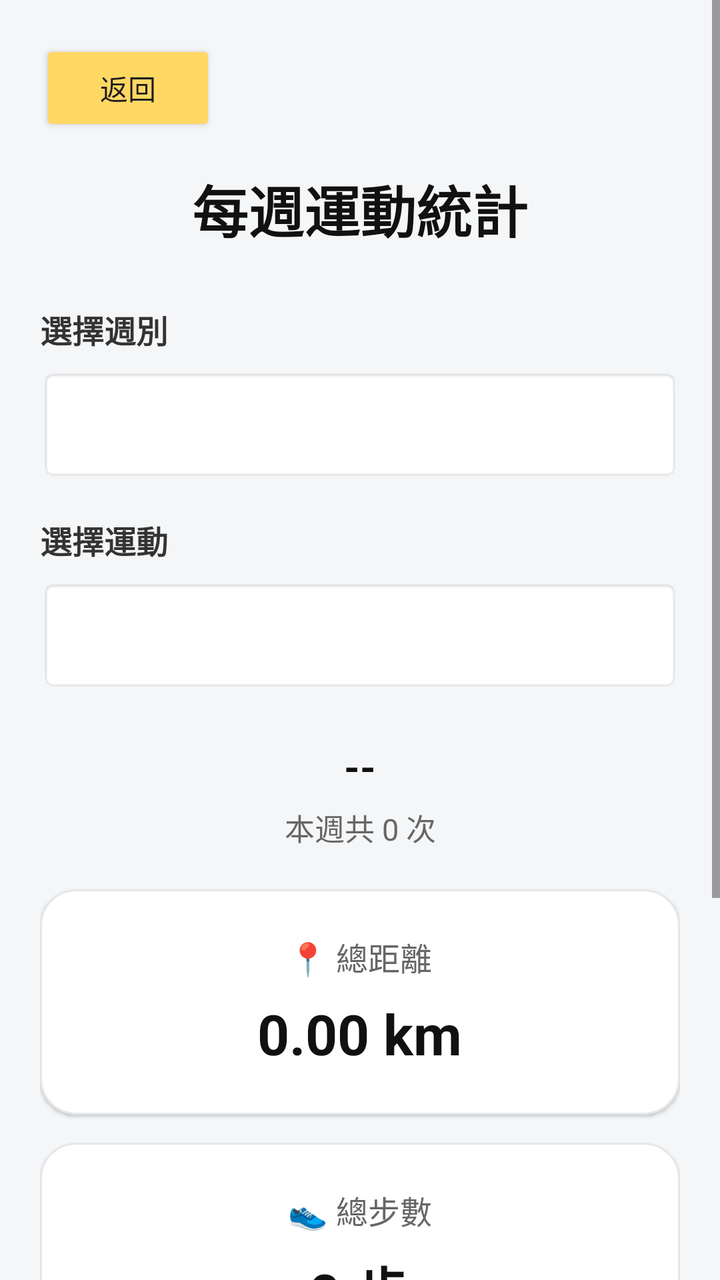
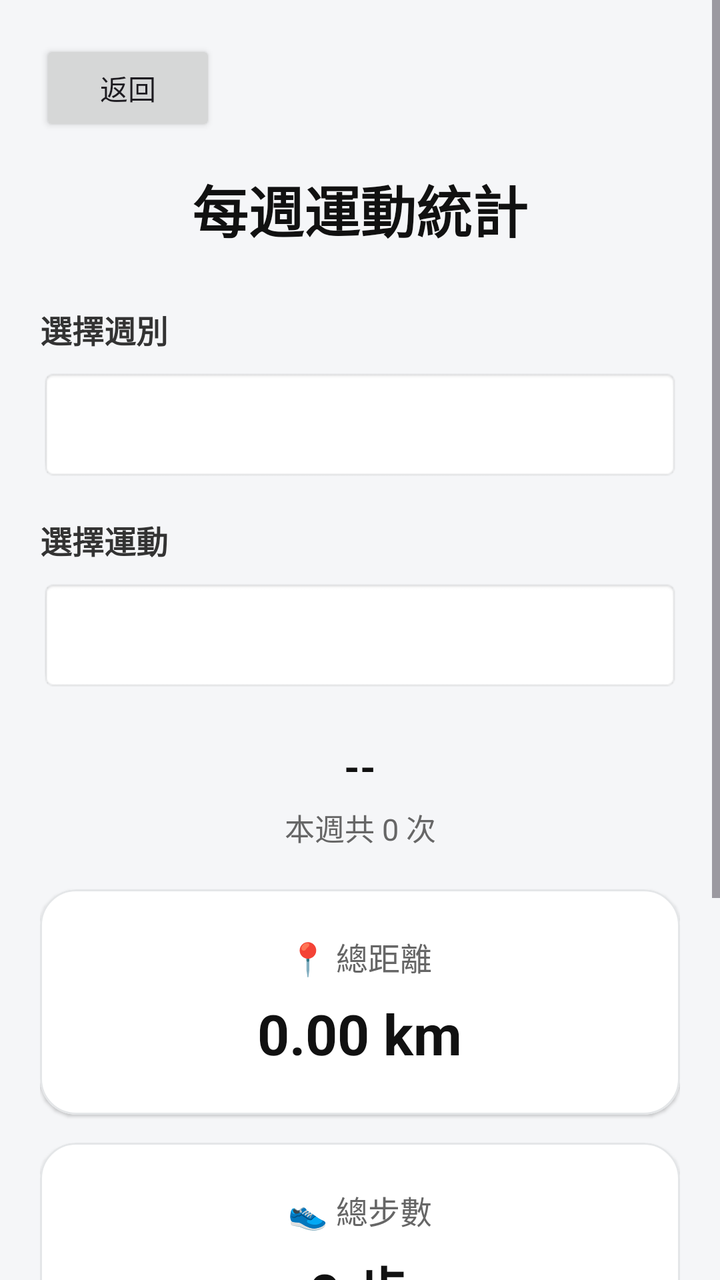

Before-and-after screenshots of an Android layout around one commit, followed by the original layout XML and the change that was made.
<!-- AndroidManifest.xml: application theme Theme.Project -->
<!-- res/layout/fragment_weekly_statistics.xml -->
<?xml version="1.0" encoding="utf-8"?>
<ScrollView
    xmlns:android="http://schemas.android.com/apk/res/android"
    xmlns:app="http://schemas.android.com/apk/res-auto"

    android:layout_width="match_parent"
    android:layout_height="match_parent"

    android:fillViewport="true"

    android:background="#F5F6F8">


    <LinearLayout

        android:layout_width="match_parent"
        android:layout_height="wrap_content"

        android:orientation="vertical"

        android:padding="20dp">


        <Button

            android:id="@+id/btnBackWeekly"

            android:layout_width="wrap_content"
            android:layout_height="wrap_content"

            android:backgroundTint="#FFD863"

            android:text="返回"
            android:textAllCaps="false" />


        <TextView

            android:layout_width="wrap_content"
            android:layout_height="wrap_content"

            android:layout_gravity="center_horizontal"

            android:layout_marginTop="16dp"

            android:text="每週運動統計"

            android:textColor="#111111"

            android:textSize="28sp"

            android:textStyle="bold" />


        
        
        

        <TextView

            android:layout_width="wrap_content"
            android:layout_height="wrap_content"

            android:layout_marginTop="28dp"

            android:text="選擇週別"

            android:textColor="#333333"

            android:textSize="16sp"

            android:textStyle="bold" />


        <Spinner

            android:id="@+id/spinnerWeek"

            android:layout_width="match_parent"
            android:layout_height="56dp"

            android:layout_marginTop="8dp"

            android:background="@android:drawable/editbox_background"

            android:paddingStart="12dp"

            android:paddingEnd="12dp" />


        
        
        

        <TextView

            android:layout_width="wrap_content"
            android:layout_height="wrap_content"

            android:layout_marginTop="18dp"

            android:text="選擇運動"

            android:textColor="#333333"

            android:textSize="16sp"

            android:textStyle="bold" />


        <Spinner

            android:id="@+id/spinnerSport"

            android:layout_width="match_parent"
            android:layout_height="56dp"

            android:layout_marginTop="8dp"

            android:background="@android:drawable/editbox_background"

            android:paddingStart="12dp"

            android:paddingEnd="12dp" />


        <ProgressBar

            android:id="@+id/progressWeekly"

            android:layout_width="40dp"
            android:layout_height="40dp"

            android:layout_gravity="center_horizontal"

            android:layout_marginTop="18dp"

            android:visibility="gone" />


        <TextView

            android:id="@+id/tvSelectedSummary"

            android:layout_width="match_parent"
            android:layout_height="wrap_content"

            android:layout_marginTop="24dp"

            android:gravity="center"

            android:text="--"

            android:textColor="#111111"

            android:textSize="20sp"

            android:textStyle="bold" />


        <TextView

            android:id="@+id/tvActivityCount"

            android:layout_width="match_parent"
            android:layout_height="wrap_content"

            android:layout_marginTop="6dp"

            android:gravity="center"

            android:text="本週共 0 次"

            android:textColor="#666666"

            android:textSize="15sp" />


        
        
        

        <com.google.android.material.card.MaterialCardView

            android:layout_width="match_parent"
            android:layout_height="wrap_content"

            android:layout_marginTop="20dp"

            app:cardBackgroundColor="#FFFFFF"

            app:cardCornerRadius="18dp"

            app:cardElevation="1dp"

            app:strokeColor="#E4E6E8"

            app:strokeWidth="1dp">


            <LinearLayout

                android:layout_width="match_parent"
                android:layout_height="wrap_content"

                android:gravity="center"

                android:orientation="vertical"

                android:padding="22dp">


                <TextView

                    android:layout_width="wrap_content"
                    android:layout_height="wrap_content"

                    android:text="📍 總距離"

                    android:textColor="#666666"

                    android:textSize="16sp" />


                <TextView

                    android:id="@+id/tvTotalDistance"

                    android:layout_width="wrap_content"
                    android:layout_height="wrap_content"

                    android:layout_marginTop="8dp"

                    android:text="0.00 km"

                    android:textColor="#111111"

                    android:textSize="28sp"

                    android:textStyle="bold" />


            </LinearLayout>


        </com.google.android.material.card.MaterialCardView>


        
        
        

        <LinearLayout

            android:id="@+id/layoutSteps"

            android:layout_width="match_parent"
            android:layout_height="wrap_content"

            android:layout_marginTop="14dp"

            android:orientation="vertical">


            <com.google.android.material.card.MaterialCardView

                android:layout_width="match_parent"
                android:layout_height="wrap_content"

                app:cardBackgroundColor="#FFFFFF"

                app:cardCornerRadius="18dp"

                app:cardElevation="1dp"

                app:strokeColor="#E4E6E8"

                app:strokeWidth="1dp">


                <LinearLayout

                    android:layout_width="match_parent"
                    android:layout_height="wrap_content"

                    android:gravity="center"

                    android:orientation="vertical"

                    android:padding="22dp">


                    <TextView

                        android:layout_width="wrap_content"
                        android:layout_height="wrap_content"

                        android:text="👟 總步數"

                        android:textColor="#666666"

                        android:textSize="16sp" />


                    <TextView

                        android:id="@+id/tvTotalSteps"

                        android:layout_width="wrap_content"
                        android:layout_height="wrap_content"

                        android:layout_marginTop="8dp"

                        android:text="0 步"

                        android:textColor="#111111"

                        android:textSize="28sp"

                        android:textStyle="bold" />


                </LinearLayout>


            </com.google.android.material.card.MaterialCardView>


        </LinearLayout>


        
        
        

        <com.google.android.material.card.MaterialCardView

            android:layout_width="match_parent"
            android:layout_height="wrap_content"

            android:layout_marginTop="14dp"

            app:cardBackgroundColor="#FFFFFF"

            app:cardCornerRadius="18dp"

            app:cardElevation="1dp"

            app:strokeColor="#E4E6E8"

            app:strokeWidth="1dp">


            <LinearLayout

                android:layout_width="match_parent"
                android:layout_height="wrap_content"

                android:gravity="center"

                android:orientation="vertical"

                android:padding="22dp">


                <TextView

                    android:layout_width="wrap_content"
                    android:layout_height="wrap_content"

                    android:text="⏱ 總運動時間"

                    android:textColor="#666666"

                    android:textSize="16sp" />


                <TextView

                    android:id="@+id/tvTotalDuration"

                    android:layout_width="wrap_content"
                    android:layout_height="wrap_content"

                    android:layout_marginTop="8dp"

                    android:text="00:00:00"

                    android:textColor="#111111"

                    android:textSize="28sp"

                    android:textStyle="bold" />


            </LinearLayout>


        </com.google.android.material.card.MaterialCardView>


        <TextView

            android:id="@+id/tvDataSource"

            android:layout_width="match_parent"
            android:layout_height="wrap_content"

            android:layout_marginTop="18dp"

            android:gravity="center"

            android:text="資料來源：--"

            android:textColor="#777777"

            android:textSize="13sp" />


        <View

            android:layout_width="match_parent"
            android:layout_height="40dp" />


    </LinearLayout>


</ScrollView>
<!-- resources referenced by this layout -->
<resources>
  <style name="Theme.Project" parent="Base.Theme.Project" />
  <style name="Base.Theme.Project" parent="Theme.Material3.DayNight.NoActionBar">
          
          
      </style>
</resources>

<!-- the commit's change to res/layout/fragment_weekly_statistics.xml (unified diff, before → after) -->
@@ -28,8 +28,6 @@
             android:layout_width="wrap_content"
             android:layout_height="wrap_content"
 
-            android:backgroundTint="#FFD863"
-
             android:text="返回"
             android:textAllCaps="false" />
 
